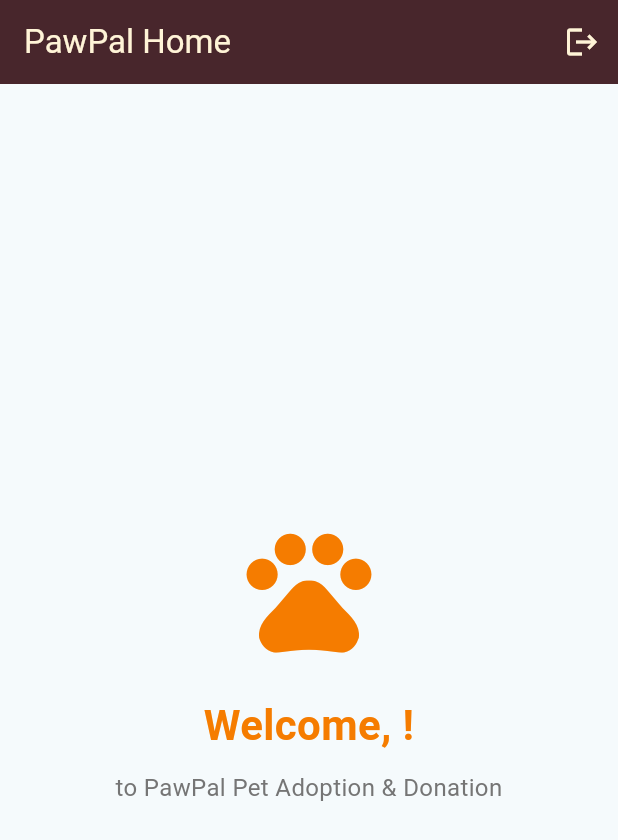
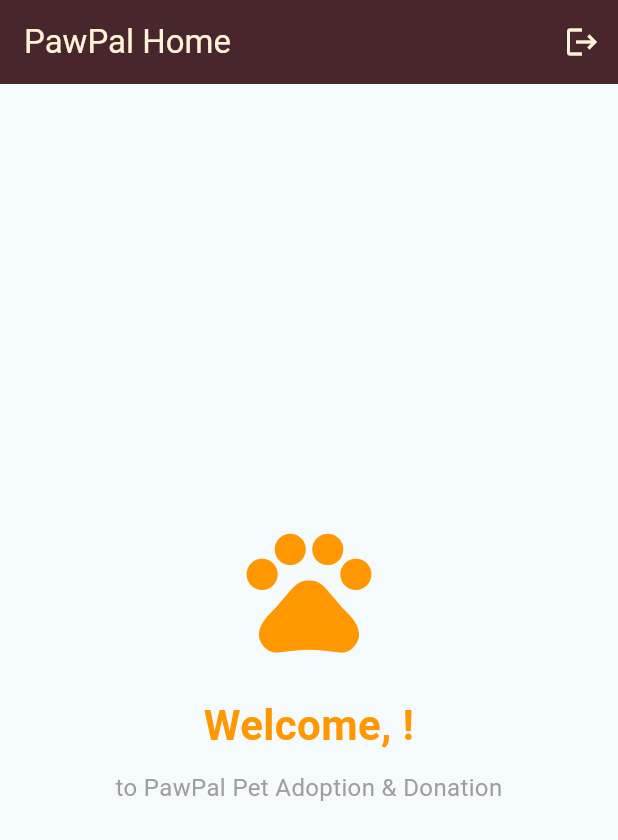
Before and after one commit to sunflower4life/PawPal-Pet-Adoption-Donation-App, a Flutter app: the HomeScreen screen opened directly with empty values, on a phone screen of 412 x 824 dp. Shown: the top 840 px of the screen. Run offline on Flutter 3.47's test engine with Material 3 defaults, Android fonts, the phone set to English and light mode, and no system bars; our stand-ins replace shared_preferences; accounts and stored records are empty.

Commit message:
homescreen adjust

```diff
--- a/lib/views/homescreen.dart
+++ b/lib/views/homescreen.dart
@@ -38,16 +38,15 @@ class _HomeScreenState extends State<HomeScreen> {
               Icon(
                 Icons.pets,
                 size: 100,
-                color: Colors.orange[700],
+                color: Colors.orange,
               ),
               SizedBox(height: 20),
-              // Assignment requirement: "Welcome, Ali!" format
               Text(
                 "Welcome, ${widget.user.name}!",
                 style: TextStyle(
                   fontSize: 28,
                   fontWeight: FontWeight.bold,
-                  color: Colors.orange[700],
+                  color: Colors.orange,
                 ),
                 textAlign: TextAlign.center,
               ),
@@ -56,7 +55,7 @@ class _HomeScreenState extends State<HomeScreen> {
                 'to PawPal Pet Adoption & Donation',
                 style: TextStyle(
                   fontSize: 16,
-                  color: Colors.grey[600],
+                  color: Colors.grey,
                 ),
                 textAlign: TextAlign.center,
               ),
--- a/lib/views/loginscreen.dart
+++ b/lib/views/loginscreen.dart
@@ -131,6 +131,7 @@ class _LoginPageState extends State<LoginPage> {
                               );
                               emailController.clear();
                               passwordController.clear();
+
                               setState(() {});
                             }
                           },
@@ -157,6 +158,11 @@ class _LoginPageState extends State<LoginPage> {
                       onPressed: () {
                         emailController.clear();
                         passwordController.clear();
+                        // Uncheck Remember Me
+                        isChecked = false;
+
+                        // Remove stored preferences
+                        prefUpdate(false);
                         setState(() {});
                       },
                       style: ElevatedButton.styleFrom(
```
Also changed, not shown: lib/views/registerscreen.dart (+4 -6 lines).
